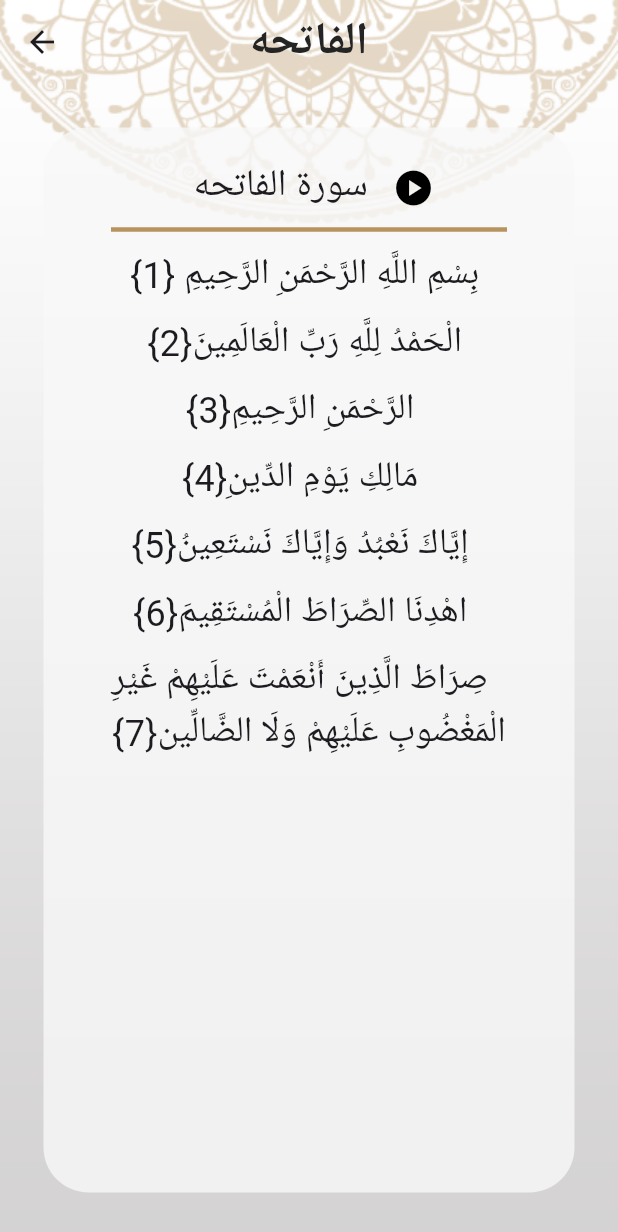
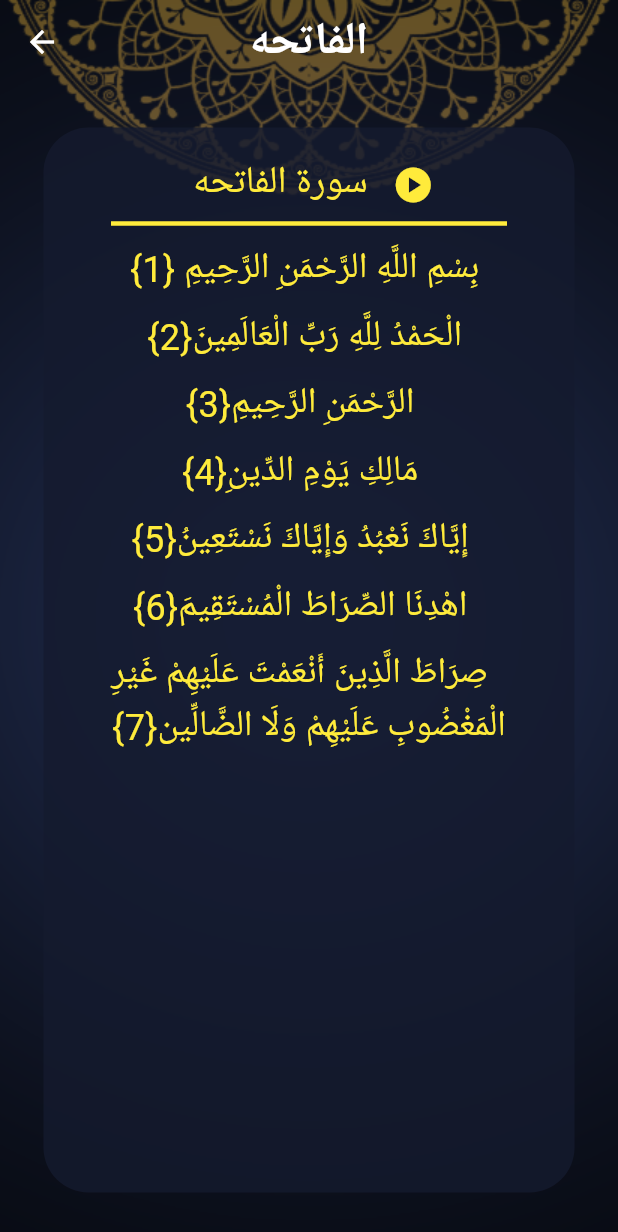
Before and after one commit to BaselBarakat1/islami_app, a Flutter app: the screen it shows after launch, after a tap on an icon or button, on a phone screen of 412 x 824 dp. Shown: the top 1232 px of the screen. Run offline on Flutter 3.47's test engine with Material 3 defaults, Android fonts, the phone set to English and light mode, and no system bars.

Commit message:
+ themeing + light theme + dark theme

```diff
--- a/assets/files/38.txt
+++ b/assets/files/38.txt
@@ -1,4 +1,3 @@
-
 ص وَالْقُرْآَنِ ذِي الذِّكْرِ
  بَلِ الَّذِينَ كَفَرُوا فِي عِزَّةٍ وَشِقَاقٍ
  كَمْ أَهْلَكْنَا مِنْ قَبْلِهِمْ مِنْ قَرْنٍ فَنَادَوْا وَلَاتَ حِينَ مَنَاصٍ
@@ -22,8 +21,7 @@
 وَهَلْ أَتَاكَ نَبَأُ الْخَصْمِ إِذْ تَسَوَّرُوا الْمِحْرَابَ
  إِذْ دَخَلُوا عَلَى دَاوُودَ فَفَزِعَ مِنْهُمْ قَالُوا لَا تَخَفْ خَصْمَانِ بَغَى بَعْضُنَا عَلَى بَعْضٍ فَاحْكُمْ بَيْنَنَا بِالْحَقِّ وَلَا تُشْطِطْ وَاهْدِنَا إِلَى سَوَاءِ الصِّرَاطِ
  إِنَّ هَذَا أَخِي لَهُ تِسْعٌ وَتِسْعُونَ نَعْجَةً وَلِيَ نَعْجَةٌ وَاحِدَةٌ فَقَالَ أَكْفِلْنِيهَا وَعَزَّنِي فِي الْخِطَابِ
- قَالَ لَقَدْ ظَلَمَكَ بِسُؤَالِ نَعْجَتِكَ إِلَى نِعَاجِهِ وَإِنَّ كَثِيرًا مِنَ الْخُلَطَاءِ لَيَبْغِي بَعْضُهُمْ عَلَى بَعْضٍ إِلَّا الَّذِينَ آَمَنُوا وَعَمِلُوا الصَّالِحَاتِ وَقَلِيلٌ مَا هُمْ وَظَنَّ دَاوُودُ أَنَّمَا
-َنَّاهُ فَاسْتَغْفَرَ رَبَّهُ وَخَرَّ رَاكِعًا وَأَنَابَ
+ قَالَ لَقَدْ ظَلَمَكَ بِسُؤَالِ نَعْجَتِكَ إِلَى نِعَاجِهِ وَإِنَّ كَثِيرًا مِنَ الْخُلَطَاءِ لَيَبْغِي بَعْضُهُمْ عَلَى بَعْضٍ إِلَّا الَّذِينَ آَمَنُوا وَعَمِلُوا الصَّالِحَاتِ وَقَلِيلٌ مَا هُمْ وَظَنَّ دَاوُودُ أَنَّمَا  فَتَنَّاهُ فَاسْتَغْفَرَ رَبَّهُ وَخَرَّ رَاكِعًا وَأَنَابَ
  فَغَفَرْنَا لَهُ ذَلِكَ وَإِنَّ لَهُ عِنْدَنَا لَزُلْفَى وَحُسْنَ مَآَبٍ
 يَا دَاوُودُ إِنَّا جَعَلْنَاكَ خَلِيفَةً فِي الْأَرْضِ فَاحْكُمْ بَيْنَ النَّاسِ بِالْحَقِّ وَلَا تَتَّبِعِ الْهَوَى فَيُضِلَّكَ عَنْ سَبِيلِ اللَّهِ إِنَّ الَّذِينَ يَضِلُّونَ عَنْ سَبِيلِ اللَّهِ لَهُمْ عَذَابٌ شَدِيدٌ بِمَا نَسُوا يَوْمَ الْحِسَابِ
  وَمَا خَلَقْنَا السَّمَاءَ وَالْأَرْضَ وَمَا بَيْنَهُمَا بَاطِلًا ذَلِكَ ظَنُّ الَّذِينَ كَفَرُوا فَوَيْلٌ لِلَّذِينَ كَفَرُوا مِنَ النَّارِ
--- a/lib/main.dart
+++ b/lib/main.dart
@@ -3,6 +3,7 @@ import 'package:islami_app/ui/home/home_screen.dart';
 import 'package:islami_app/ui/home/screens/hadeth_details_screen.dart';
 import 'package:islami_app/ui/home/screens/sura_details_screen.dart';
 import 'package:islami_app/ui/home/splash_screen.dart';
+import 'package:islami_app/ui/styles/my_theme_data.dart';
 
 void main(){
   runApp(MyApplication());
@@ -11,36 +12,9 @@ class MyApplication extends StatelessWidget{
   @override
   Widget build(BuildContext context) {
     return MaterialApp(
-      theme: ThemeData(
-        scaffoldBackgroundColor: Colors.transparent,
-        appBarTheme: AppBarTheme(
-          backgroundColor: Colors.transparent,
-          elevation: 0,
-          centerTitle: true,
-            titleTextStyle:TextStyle(
-              fontSize: 30,
-              fontWeight: FontWeight.w700,
-              color: Color(0xff242424),
-              fontFamily: 'El Messiri',
-            ),
-        ),
-          bottomNavigationBarTheme: BottomNavigationBarThemeData(
-           selectedItemColor: Colors.black,
-            unselectedItemColor: Colors.white,
-            selectedIconTheme: IconThemeData(size: 40),
-          ),
-        dividerTheme: DividerThemeData(
-          thickness: 3,
-          color: Color(0xffB7935F),
-        ),
-        cardTheme: CardTheme(
-          color: Color(0xfff8f8ba),
-        ),
-        iconTheme: IconThemeData(
-          color: Colors.black
-        ),
-        ),
-
+      theme: MyThemeData.lightTheme,
+      darkTheme: MyThemeData.darkTheme ,
+      themeMode: ThemeMode.dark,
       debugShowCheckedModeBanner: false,
       routes:{
         HadethDetails.routeName: (context) => HadethDetails(),
--- a/lib/ui/home/hadeth_tab/hadeth_tab.dart
+++ b/lib/ui/home/hadeth_tab/hadeth_tab.dart
@@ -20,7 +20,7 @@ List<Hadeth> Ahadeth = [];
         children: [
           Image.asset('assets/images/hadeth_tab_header_image.png'),
           Divider(),
-          Text('Al Ahadeth',style: TextStyle(fontSize: 25,fontWeight: FontWeight.w600,fontFamily: 'El Messiri'),),
+          Text('Al Ahadeth',style: Theme.of(context).textTheme.headlineMedium,),
           Divider(),
           Expanded(child: ListView.separated(itemBuilder:(context, index) =>HadethTitleWidget(index: index, hadeth: Ahadeth[index]),separatorBuilder:(context, index) => Container(margin: EdgeInsets.symmetric(horizontal: 45),child: Divider()), itemCount: Ahadeth.length))
         ],
--- a/lib/ui/home/hadeth_tab/hadeth_title_widget.dart
+++ b/lib/ui/home/hadeth_tab/hadeth_title_widget.dart
@@ -18,7 +18,7 @@ class HadethTitleWidget extends StatelessWidget{
         padding: EdgeInsets.all(12),
         alignment: Alignment.center,
         child: Text('الحديث رقم ${index+1}',
-          style: TextStyle(fontSize: 25,fontWeight: FontWeight.w400,fontFamily: 'El Messiri'),
+          style: Theme.of(context).textTheme.titleMedium,
         ),
       ),
     );
--- a/lib/ui/home/home_screen.dart
+++ b/lib/ui/home/home_screen.dart
@@ -4,6 +4,7 @@ import 'package:islami_app/ui/home/quran_tab/quran_tab.dart';
 import 'package:islami_app/ui/home/radio_tab/radio_tab.dart';
 import 'package:islami_app/ui/home/settings_tab/settings_tab.dart';
 import 'package:islami_app/ui/home/tasbeh_tab/tasbeh_tab.dart';
+import 'package:islami_app/ui/styles/my_theme_data.dart';
 
 class HomeScreen extends StatefulWidget {
   static const String routeName = 'Home_Screen';
@@ -25,32 +26,48 @@ List<Widget> tabs = [
 
   @override
   Widget build(BuildContext context) {
-    return Stack(
-      children: [
-        Image.asset('assets/images/main_background_light.png',height: double.infinity,width: double.infinity,fit: BoxFit.fill,),
+    return Stack(children: [
+      Image.asset(
+        MyThemeData.isDarkSelected? 'assets/images/main_background_dark.png' : 'assets/images/main_background_light.png',
+        height: double.infinity,
+        width: double.infinity,
+        fit: BoxFit.fill,
+      ),
       Scaffold(
         appBar: AppBar(
           title: Text('Islami'),
         ),
-          bottomNavigationBar:BottomNavigationBar(
+        bottomNavigationBar: BottomNavigationBar(
           currentIndex: selectedIndexTab,
           onTap: (index) {
-              selectedIndexTab=index;
-              setState(() {
-
-              });
+            selectedIndexTab = index;
+            setState(() {});
           },
           items: [
-              BottomNavigationBarItem(icon: ImageIcon(AssetImage('assets/images/quran_ic.png')),label: 'Quran',backgroundColor: Color(0xffB7935F)),
-              BottomNavigationBarItem(icon: ImageIcon(AssetImage('assets/images/hadeth_ic.png')),label:'Hadeth' ,backgroundColor: Color(0xffB7935F)),
-              BottomNavigationBarItem(icon:ImageIcon(AssetImage('assets/images/sebha_ic.png')) ,label: 'Tasbeh',backgroundColor: Color(0xffB7935F)),
-              BottomNavigationBarItem(icon:ImageIcon(AssetImage('assets/images/radio_ic.png')) ,label:'Radio' ,backgroundColor: Color(0xffB7935F)),
-              BottomNavigationBarItem(icon: Icon(Icons.settings),label:'Settings',backgroundColor:Color(0xffB7935F)),
+            BottomNavigationBarItem(
+                icon: ImageIcon(AssetImage('assets/images/quran_ic.png')),
+                label: 'Quran',
+                backgroundColor: Theme.of(context).primaryColor),
+            BottomNavigationBarItem(
+                icon: ImageIcon(AssetImage('assets/images/hadeth_ic.png')),
+                label: 'Hadeth',
+                backgroundColor: Theme.of(context).primaryColor),
+            BottomNavigationBarItem(
+                icon: ImageIcon(AssetImage('assets/images/sebha_ic.png')),
+                label: 'Tasbeh',
+                backgroundColor: Theme.of(context).primaryColor),
+            BottomNavigationBarItem(
+                icon: ImageIcon(AssetImage('assets/images/radio_ic.png')),
+                label: 'Radio',
+                backgroundColor: Theme.of(context).primaryColor),
+            BottomNavigationBarItem(
+                icon: Icon(Icons.settings),
+                label: 'Settings',
+                backgroundColor: Theme.of(context).primaryColor),
           ],
         ),
         body: tabs[selectedIndexTab],
       ),
-    ]
-    );
+    ]);
   }
 }
--- a/lib/ui/home/quran_tab/quran_tab.dart
+++ b/lib/ui/home/quran_tab/quran_tab.dart
@@ -17,7 +17,7 @@ class QuranTab extends StatelessWidget {
 
   List<int> versesNumber = [7,286,200,176,120,165,206,75,129,109,123,111,43,52,99,128,111,110,98,135,112,78,118,64,77,227,93,88,
     69,60,34,30,73,54,45,83,182,88,75,85,54,53,89,59,37,35,38,29,18,45,60,49,62,55,78,96,29,22,24,13,14,11,11,18,12,12,30,52,52,
-    44,28,28,20,56,40,31,50,40,46,42,29,19,36,25,22,17,19,26,30,20,15,21,11,8,5,19,5,8,8,11,11,8,3,9,5,4,6,3,6,3,5,4,5,6
+    44,28,28,20,56,40,31,50,40,46,42,29,19,36,25,22,17,19,26,30,20,15,21,11,8,5,19,5,8,8,11,11,8,3,9,5,4,7,3,6,3,5,4,5,6
   ];
 
   @override
@@ -28,13 +28,13 @@ class QuranTab extends StatelessWidget {
         Divider(),
         Row(
           children: [
-            Expanded(child: Text('Verses Number',style: TextStyle(fontWeight: FontWeight.w600,fontSize: 25,fontFamily: 'El Messiri'),textAlign: TextAlign.center,)),
+            Expanded(child: Text('Verses Number',style: Theme.of(context).textTheme.headlineMedium,textAlign: TextAlign.center,)),
             Container(
               width: 3,
               height: 40,
-              color: Color(0xffB7935F),
+              color: Theme.of(context).dividerColor,
             ),
-            Expanded(child: Text('Sura Name',style: TextStyle(fontWeight: FontWeight.w600,fontSize: 25,fontFamily: 'El Messiri'),textAlign: TextAlign.center,)),
+            Expanded(child: Text('Sura Name',style: Theme.of(context).textTheme.headlineMedium,textAlign: TextAlign.center,)),
           ],
         ),
         Divider(),
@@ -43,7 +43,7 @@ class QuranTab extends StatelessWidget {
            return Container(
               width: double.infinity,
               height: 3,
-              color: Color(0xffB7935F),
+              color: Theme.of(context).dividerColor,
             );
           },
           itemBuilder: (context, index) =>SuraName(suraTitle: suraNames[index],index: index, versesNumber: versesNumber[index].toString()) ,itemCount:suraNames.length ,))
--- a/lib/ui/home/quran_tab/sura_name.dart
+++ b/lib/ui/home/quran_tab/sura_name.dart
@@ -16,13 +16,13 @@ SuraName({required this.suraTitle,required this.index,required this.versesNumber
       },
       child: Row(
         children: [
-          Expanded(child: Text(versesNumber,style: TextStyle(fontWeight: FontWeight.w600,fontSize: 25,fontFamily: 'El Messiri'),textAlign: TextAlign.center,)),
+          Expanded(child: Text(versesNumber,style: Theme.of(context).textTheme.titleMedium,textAlign: TextAlign.center,)),
           Container(
             width: 3,
             height: 40,
-            color: Color(0xffB7935F),
+            color: Theme.of(context).dividerColor,
           ),
-          Expanded(child: Text(suraTitle,style: TextStyle(fontWeight: FontWeight.w600,fontSize: 25,fontFamily: 'El Messiri'),textAlign: TextAlign.center,)),
+          Expanded(child: Text(suraTitle,style: Theme.of(context).textTheme.titleMedium,textAlign: TextAlign.center,)),
         ],
       ),
     );
--- a/lib/ui/home/screens/hadeth_details_screen.dart
+++ b/lib/ui/home/screens/hadeth_details_screen.dart
@@ -1,5 +1,6 @@
 import 'package:flutter/material.dart';
 import 'package:islami_app/ui/home/hadeth_tab/hadeth_tab.dart';
+import 'package:islami_app/ui/styles/my_theme_data.dart';
 
 class HadethDetails extends StatelessWidget {
 static const String routeName = 'Hadeth-Details';
@@ -8,7 +9,7 @@ static const String routeName = 'Hadeth-Details';
     Hadeth args = ModalRoute.of(context)?.settings.arguments as Hadeth;
     return Container(
       decoration: BoxDecoration(
-        image: DecorationImage(image: AssetImage('assets/images/main_background_light.png'),
+        image: DecorationImage(image: AssetImage(MyThemeData.isDarkSelected? 'assets/images/main_background_dark.png': 'assets/images/main_background_light.png'),
         fit: BoxFit.fill
         ),
       ),
@@ -19,20 +20,20 @@ static const String routeName = 'Hadeth-Details';
             shape: RoundedRectangleBorder(
               borderRadius: BorderRadius.circular(30),
             ),
-            color: Color(0xffF8F8F8).withOpacity(0.8),
+            color: Theme.of(context).cardColor.withOpacity(0.8),
             margin: EdgeInsets.all(29),
             elevation: 0,
             child: Column(
               children: [
                 Container(
                    padding: EdgeInsets.only(top: 30),
-                    child: Text(args.title,style: TextStyle(fontSize: 25,fontWeight: FontWeight.w400,fontFamily: 'El Messiri'))),
+                    child: Text(args.title,style: Theme.of(context).textTheme.titleLarge)),
                 Divider(endIndent: 30,indent: 30),
                 Container(
                   padding: EdgeInsets.all(18),
                   child: Text(
                     args.content,
-                    style: TextStyle(fontSize: 23,fontWeight: FontWeight.w400),
+                    style: Theme.of(context).textTheme.bodyMedium,
                     textAlign: TextAlign.center,
                     textDirection: TextDirection.rtl,
                   ),
--- a/lib/ui/home/screens/quran_details.dart
+++ b/lib/ui/home/screens/quran_details.dart
@@ -9,7 +9,7 @@ QuranDetails({required this.quranText});
       padding: EdgeInsets.all(5),
         child: Text(quranText,
           textDirection: TextDirection.rtl,
-          textAlign: TextAlign.center,style:TextStyle(fontSize: 24,fontWeight: FontWeight.w400,) ,));
+          textAlign: TextAlign.center,style:Theme.of(context).textTheme.bodyMedium,));
 
   }
 }
--- a/lib/ui/home/screens/sura_details_screen.dart
+++ b/lib/ui/home/screens/sura_details_screen.dart
@@ -2,6 +2,7 @@ import 'package:flutter/material.dart';
 import 'package:flutter/services.dart';
 import 'package:islami_app/ui/home/quran_tab/sura_name.dart';
 import 'package:islami_app/ui/home/screens/quran_details.dart';
+import 'package:islami_app/ui/styles/my_theme_data.dart';
 
 class SuraDetails extends StatefulWidget {
 static const String routeName = 'sura_details';
@@ -22,7 +23,7 @@ class _SuraDetailsState extends State<SuraDetails> {
     return Verses.isEmpty? Center(child: CircularProgressIndicator(color: Color(0xffB7935F),)) : Container(
       decoration: BoxDecoration(
         image: DecorationImage(
-          image: AssetImage('assets/images/main_background_light.png'),
+          image: AssetImage(MyThemeData.isDarkSelected? 'assets/images/main_background_dark.png':'assets/images/main_background_light.png'),
           fit: BoxFit.fill,
         ),
       ),
@@ -37,14 +38,14 @@ class _SuraDetailsState extends State<SuraDetails> {
           padding: EdgeInsets.symmetric(vertical: 20,horizontal: 15),
           decoration: BoxDecoration(
             borderRadius: BorderRadius.circular(30),
-            color: Color(0xffF8F8F8).withOpacity(0.8),
+            color: Theme.of(context).cardColor.withOpacity(0.8),
           ),
           child: Column(
             children: [
               Row(
                 mainAxisAlignment: MainAxisAlignment.center,
                 children: [
-                  Text(' سورة ${args.title} ',style: TextStyle(fontSize: 25,fontWeight: FontWeight.w400,fontFamily:'El Messiri' ),),
+                  Text(' سورة ${args.title} ',style: Theme.of(context).textTheme.titleLarge,),
                   SizedBox(width: 10),
                   Icon(Icons.play_circle,size: 28,)
                 ],
--- a/lib/ui/home/settings_tab/language_bottom_sheet.dart
+++ b/lib/ui/home/settings_tab/language_bottom_sheet.dart
@@ -5,6 +5,7 @@ class languageBottomSheet extends StatelessWidget {
   @override
   Widget build(BuildContext context) {
     return Container(
+      color: Theme.of(context).bottomSheetTheme.backgroundColor,
       padding: EdgeInsets.all(24),
       child: Column(
         crossAxisAlignment: CrossAxisAlignment.start,
--- a/lib/ui/home/settings_tab/settings_tab.dart
+++ b/lib/ui/home/settings_tab/settings_tab.dart
@@ -18,7 +18,7 @@ class _SettingsTabState extends State<SettingsTab> {
         children: [
           Padding(
             padding: const EdgeInsets.all(8.0),
-            child: Text('Theme',style: TextStyle(fontSize: 18,fontWeight: FontWeight.bold,)),
+            child: Text('Theme',style: Theme.of(context).textTheme.titleSmall),
           ),
           InkWell(
             onTap: () {
@@ -28,17 +28,17 @@ class _SettingsTabState extends State<SettingsTab> {
               padding: EdgeInsets.all(18),
               decoration: BoxDecoration(
                 border: Border.all(
-                  color: Color(0xffB7935F),
+                  color: Theme.of(context).dividerColor,
                   width: 3,
                 ),
                 borderRadius: BorderRadius.circular(22),
               ),
-              child: Text('Light',style: TextStyle(fontSize: 18,fontWeight: FontWeight.bold)),
+              child: Text('Light',style: Theme.of(context).textTheme.titleSmall),
             ),
           ),
           Padding(
             padding: const EdgeInsets.all(8.0),
-            child: Text('Language',style: TextStyle(fontSize: 18,fontWeight: FontWeight.bold)),
+            child: Text('Language',style: Theme.of(context).textTheme.titleSmall),
           ),
           InkWell(
             onTap: () {
@@ -48,12 +48,12 @@ class _SettingsTabState extends State<SettingsTab> {
               padding: EdgeInsets.all(18),
               decoration: BoxDecoration(
                 border: Border.all(
-                  color: Color(0xffB7935F),
+                  color: Theme.of(context).dividerColor,
                   width: 3,
                 ),
                 borderRadius: BorderRadius.circular(22),
               ),
-              child: Text('English',style: TextStyle(fontSize: 18,fontWeight: FontWeight.bold)),
+              child: Text('English',style: Theme.of(context).textTheme.titleSmall),
             ),
           ),
         ],
--- a/lib/ui/home/settings_tab/theme_bottom_sheet.dart
+++ b/lib/ui/home/settings_tab/theme_bottom_sheet.dart
@@ -5,6 +5,7 @@ class themeBottomSheet extends StatelessWidget {
   @override
   Widget build(BuildContext context) {
     return Container(
+     color: Theme.of(context).bottomSheetTheme.backgroundColor,
       padding: EdgeInsets.all(24),
       child: Column(
         crossAxisAlignment: CrossAxisAlignment.start,
--- a/lib/ui/home/splash_screen.dart
+++ b/lib/ui/home/splash_screen.dart
@@ -2,6 +2,8 @@ import 'dart:async';
 
 import 'package:flutter/material.dart';
 import 'package:islami_app/ui/home/home_screen.dart';
+
+import '../styles/my_theme_data.dart';
 
 class SplashScreen extends StatefulWidget {
 static const String routeName = 'splash_screen';
@@ -20,8 +22,8 @@ class _SplashScreenState extends State<SplashScreen> {
   }
   @override
   Widget build(BuildContext context) {
-    return Image.asset(
-      'assets/images/splash_screen_light.png',
+    return  Image.asset(
+      MyThemeData.isDarkSelected? 'assets/images/splash_screen_dark.png' : 'assets/images/splash_screen_light.png',
       width: double.infinity,
       height: double.infinity,
       fit: BoxFit.fill,
--- /dev/null
+++ b/lib/ui/styles/my_theme_data.dart
@@ -0,0 +1,96 @@
+import 'package:flutter/material.dart';
+
+class MyThemeData {
+  static Color lightPrimaryColor = Color(0xffB7935F);
+  static Color darkPrimaryColor =Color(0xff141A2E);
+  static bool isDarkSelected = true ;
+  static ThemeData lightTheme =ThemeData(
+    dividerColor: lightPrimaryColor,
+    cardColor: Color(0xffF8F8F8),
+    primaryColor: lightPrimaryColor,
+    textTheme: TextTheme(
+      headlineMedium: TextStyle(fontWeight: FontWeight.w600,fontSize: 25,fontFamily: 'El Messiri',color: Colors.black) ,
+      titleLarge: TextStyle(fontSize: 25,fontWeight: FontWeight.w400,fontFamily: 'El Messiri',color: Colors.black),
+      titleMedium: TextStyle(fontSize: 25,fontWeight: FontWeight.w400,fontFamily: 'El Messiri',color: Colors.black) ,
+      titleSmall: TextStyle(fontSize: 18,fontWeight: FontWeight.bold,color: Colors.black),
+      bodyMedium: TextStyle(fontSize: 24,fontWeight: FontWeight.w400,color: Colors.black),
+      bodySmall: TextStyle(fontSize: 24,fontWeight: FontWeight.bold,color: lightPrimaryColor),
+    ),
+    scaffoldBackgroundColor: Colors.transparent,
+    appBarTheme: AppBarTheme(
+      backgroundColor: Colors.transparent,
+      iconTheme: IconThemeData(color: Colors.black),
+      elevation: 0,
+      centerTitle: true,
+      titleTextStyle:TextStyle(
+        fontSize: 30,
+        fontWeight: FontWeight.w700,
+        color: Colors.black,
+        fontFamily: 'El Messiri',
+      ),
+    ),
+    bottomNavigationBarTheme: BottomNavigationBarThemeData(
+      selectedItemColor: Colors.black,
+      unselectedItemColor: Colors.white,
+      selectedIconTheme: IconThemeData(size: 40),
+    ),
+    dividerTheme: DividerThemeData(
+      thickness: 3,
+      color: Color(0xffB7935F),
+    ),
+    cardTheme: CardTheme(
+      color: Color(0xfff8f8ba),
+    ),
+    iconTheme: IconThemeData(
+        color: lightPrimaryColor
+    ),
+    bottomSheetTheme: BottomSheetThemeData(
+      backgroundColor: Colors.white
+    ),
+  ) ;
+
+  static ThemeData darkTheme = ThemeData(
+    dividerColor: Colors.yellow,
+    cardColor: darkPrimaryColor,
+    primaryColor: darkPrimaryColor,
+    textTheme: TextTheme(
+      headlineMedium: TextStyle(fontWeight: FontWeight.w600,fontSize: 25,fontFamily: 'El Messiri',color: Colors.white) ,
+      titleLarge: TextStyle(fontSize: 25,fontWeight: FontWeight.w400,fontFamily: 'El Messiri',color: Colors.yellow),
+      titleMedium: TextStyle(fontSize: 25,fontWeight: FontWeight.w400,fontFamily: 'El Messiri',color: Colors.white) ,
+      titleSmall: TextStyle(fontSize: 18,fontWeight: FontWeight.bold,color: Colors.white),
+      bodyMedium: TextStyle(fontSize: 24,fontWeight: FontWeight.w400,color: Colors.yellow),
+      bodySmall: TextStyle(fontSize: 24,fontWeight: FontWeight.bold,color: Colors.yellow),
+    ),
+    scaffoldBackgroundColor: Colors.transparent,
+    appBarTheme: AppBarTheme(
+      backgroundColor: Colors.transparent,
+      iconTheme: IconThemeData(color: Colors.white),
+      elevation: 0,
+      centerTitle: true,
+      titleTextStyle:TextStyle(
+        fontSize: 30,
+        fontWeight: FontWeight.w700,
+        color: Colors.white,
+        fontFamily: 'El Messiri',
+      ),
+    ),
+    bottomNavigationBarTheme: BottomNavigationBarThemeData(
+      selectedItemColor: Colors.yellow,
+      unselectedItemColor: Colors.white,
+      selectedIconTheme: IconThemeData(size: 40),
+    ),
+    dividerTheme: DividerThemeData(
+      thickness: 3,
+      color: Colors.yellow,
+    ),
+    cardTheme: CardTheme(
+      color: darkPrimaryColor,
+    ),
+    iconTheme: IconThemeData(
+        color: Colors.yellow
+    ),
+    bottomSheetTheme: BottomSheetThemeData(
+        backgroundColor: darkPrimaryColor
+    ),
+  );
+}
```
Also changed, not shown: assets/images/main_background_dark.png (added), assets/images/splash_screen_dark.png (added). Lines whose indentation alone changed are shown as unchanged.
